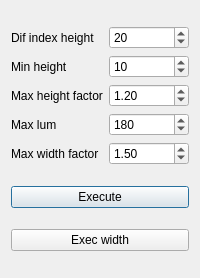
The window that data/qt/RegionGrowth.ui (gstiebler/vision_workbench) describes before a commit, drawn with Qt 5.
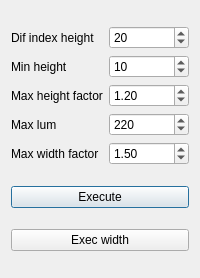
The same window after the commit.

What changed in the file:
```diff
--- a/data/qt/RegionGrowth.ui
+++ b/data/qt/RegionGrowth.ui
@@ -74,7 +74,7 @@
         <number>255</number>
        </property>
        <property name="value">
-        <number>180</number>
+        <number>220</number>
        </property>
       </widget>
      </item>
```
